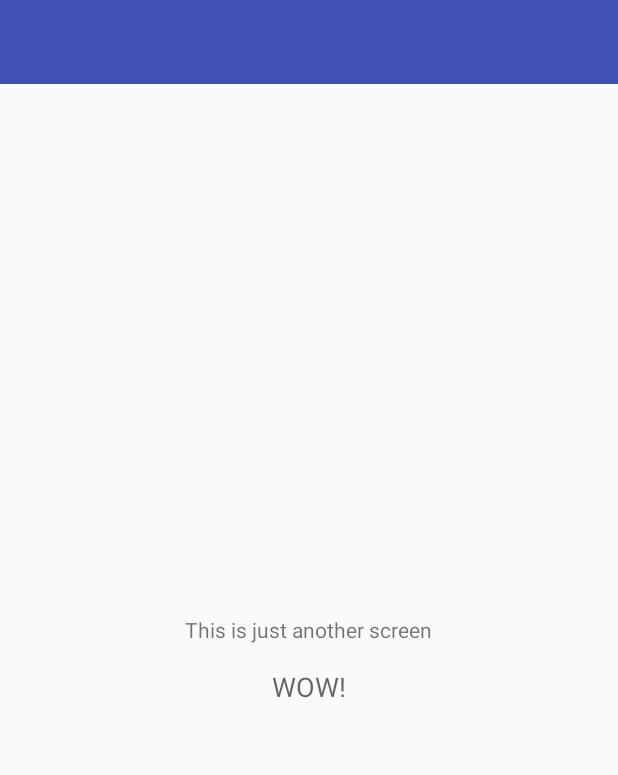
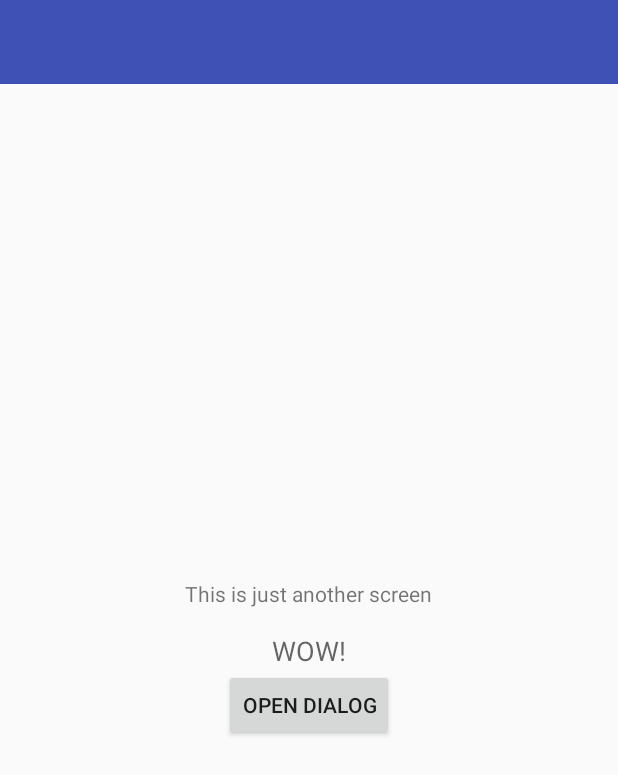
Before and after one commit to TechIsFun/AndroidNavigator, an Android app: the screen it shows after launch (MainActivity), after a tap on "GO TO SECOND SCREEN", on a phone screen of 412 x 824 dp. Shown: the top 775 px of the screen. Run offline under Robolectric (Android 15) with nearby library versions, the phone set to English and light mode, and no system bars; our stand-ins replace ButterKnife.

Commit message:
added dialog screen example

```diff
--- a/app/src/main/java/com/example/android/navigator/MainActivity.java
+++ b/app/src/main/java/com/example/android/navigator/MainActivity.java
@@ -3,6 +3,7 @@ package com.example.android.navigator;
 import android.os.Bundle;
 import android.support.v7.app.AppCompatActivity;
 
+import com.example.android.navigator.screens.FirstScreen;
 import com.github.techisfun.android.navigator.Navigator;
 
 
--- a/app/src/main/java/com/example/android/navigator/FirstScreen.java
+++ b/app/src/main/java/com/example/android/navigator/screens/FirstScreen.java
@@ -1,8 +1,9 @@
-package com.example.android.navigator;
+package com.example.android.navigator.screens;
 
 import android.view.View;
 import android.widget.TextView;
 
+import com.example.android.navigator.R;
 import com.github.techisfun.android.navigator.Screen;
 
 import butterknife.InjectView;
--- a/app/src/main/java/com/example/android/navigator/SecondScreen.java
+++ b/app/src/main/java/com/example/android/navigator/screens/SecondScreen.java
@@ -1,11 +1,13 @@
-package com.example.android.navigator;
+package com.example.android.navigator.screens;
 
 import android.view.View;
 import android.widget.TextView;
 
+import com.example.android.navigator.R;
 import com.github.techisfun.android.navigator.Screen;
 
 import butterknife.InjectView;
+import butterknife.OnClick;
 
 /**
  * Created by amaglie on 8/4/15.
@@ -26,6 +28,11 @@ public class SecondScreen extends Screen {
         mTextView2.setText(mSampleField);
     }
 
+    @OnClick(R.id.button_open_dialog)
+    public void openDialog(View view) {
+        getNavigator().goTo(new SimpleDialogScreen());
+    }
+
     @Override
     public int getLayoutId() {
         return R.layout.second_screen_layout;
--- a/app/src/main/res/layout/second_screen_layout.xml
+++ b/app/src/main/res/layout/second_screen_layout.xml
@@ -1,27 +1,32 @@
 <?xml version="1.0" encoding="utf-8"?>
 <LinearLayout xmlns:android="http://schemas.android.com/apk/res/android"
-              xmlns:tools="http://schemas.android.com/tools"
-              android:orientation="vertical"
               android:layout_width="match_parent"
               android:layout_height="match_parent"
-              android:gravity="center">
+              android:gravity="center"
+              android:orientation="vertical">
 
     <TextView
         android:id="@+id/text1"
         android:layout_width="wrap_content"
         android:layout_height="wrap_content"
+        android:gravity="center"
         android:text="@string/second_screen_message"
-        android:gravity="center"
         />
 
     <TextView
-        android:layout_marginTop="16dp"
         android:id="@+id/text2"
         android:layout_width="wrap_content"
         android:layout_height="wrap_content"
+        android:layout_marginTop="16dp"
+        android:gravity="center"
         android:textAppearance="?android:attr/textAppearanceMedium"
-        android:gravity="center"
         />
 
+    <Button
+        android:id="@+id/button_open_dialog"
+        android:layout_width="wrap_content"
+        android:layout_height="wrap_content"
+        android:text="Open dialog"
+        />
 
 </LinearLayout>
```
Also changed, not shown: app/src/main/java/com/example/android/navigator/screens/SimpleDialogScreen.java (added, +42 -0 lines), app/src/main/res/layout/dialog_screen_layout.xml (added, +17 -0 lines).
